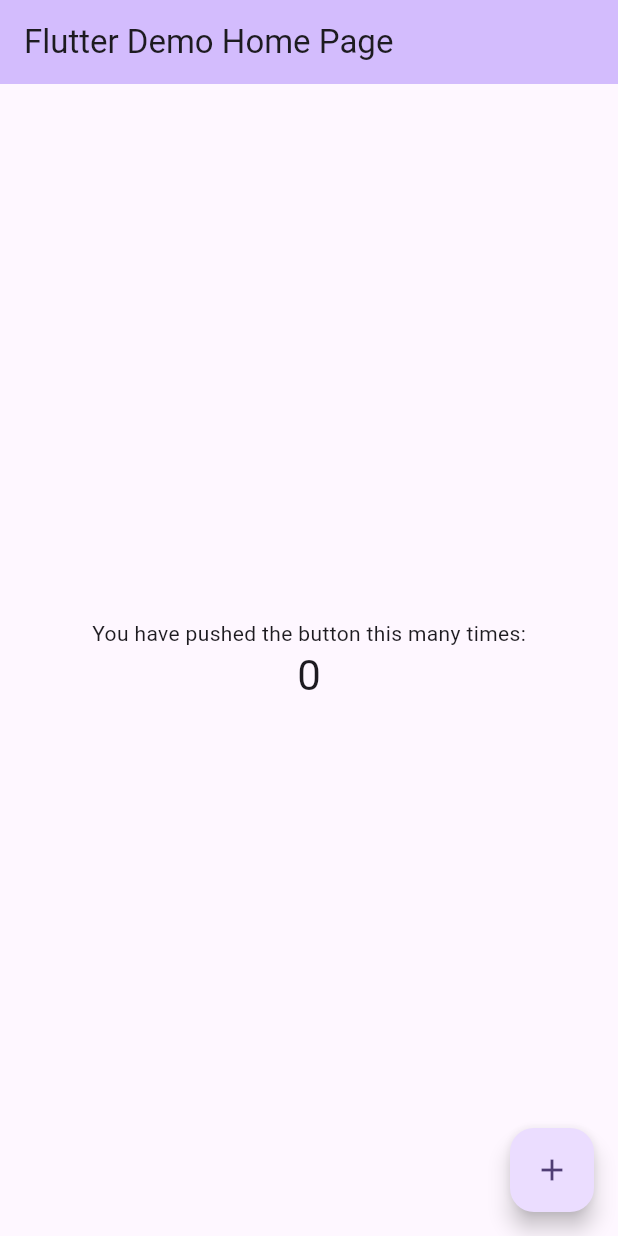
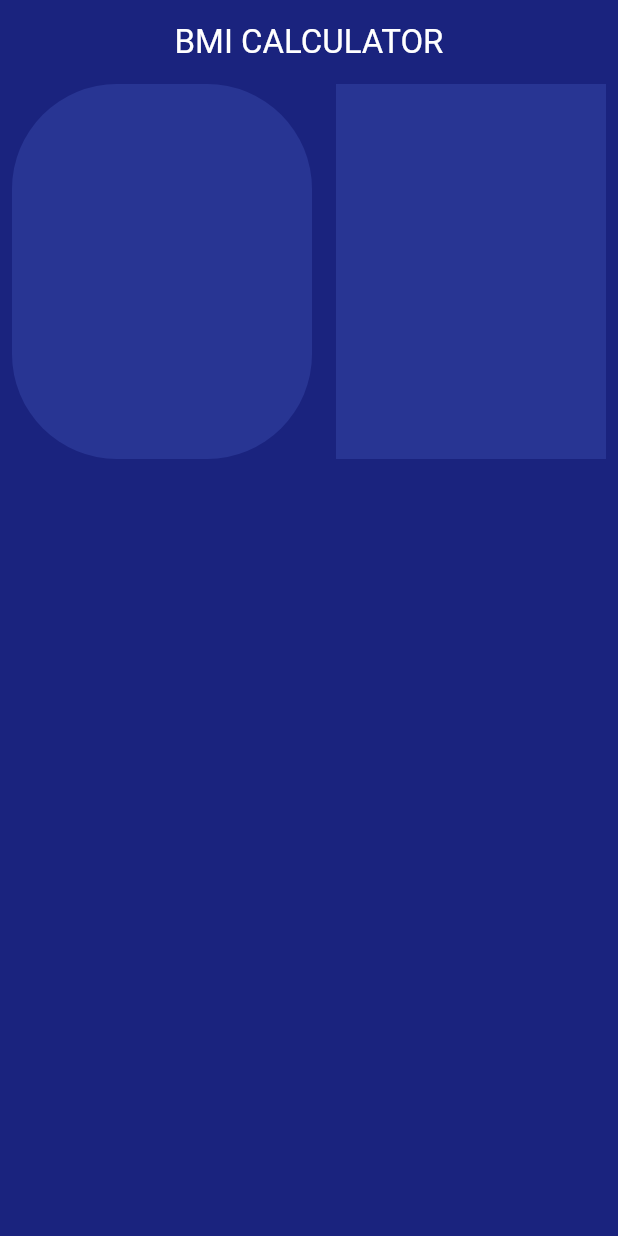
Before and after one commit to kareem-nehad/bmi_amit, a Flutter app: the screen it shows after launch, on a phone screen of 412 x 824 dp. Run offline on Flutter 3.47's test engine with Material 3 defaults, Android fonts, the phone set to English and light mode, and no system bars.

Commit message:
started calculater

```diff
--- /dev/null
+++ b/lib/calculater_page.dart
@@ -0,0 +1,45 @@
+import 'package:flutter/material.dart';
+
+class Calculatorpage extends StatelessWidget {
+  const Calculatorpage({super.key});
+
+  @override
+  Widget build(BuildContext context) {
+    return Scaffold(
+      backgroundColor: Colors.indigo[900],
+      appBar: AppBar(
+        title: const Text(
+            'BMI CALCULATOR',
+          style: TextStyle(
+            color: Colors.white,
+          ),
+        ),
+        centerTitle: true,
+        backgroundColor: Colors.indigo[900],
+      ),
+      body: Column(
+        mainAxisAlignment: MainAxisAlignment.start,
+        children: [
+          Row(
+            mainAxisAlignment: MainAxisAlignment.spaceAround,
+            children: [
+              Container(
+                height: 250,
+                width: 200,
+                decoration: BoxDecoration(
+                    color: Colors.indigo[800],
+                  borderRadius: BorderRadius.circular(70)
+                ),
+              ),
+              Container(
+                height: 250,
+                width: 180,
+                color: Colors.indigo[800],
+              )
+            ],
+          )
+        ],
+      )
+    );
+  }
+}
--- a/lib/main.dart
+++ b/lib/main.dart
@@ -1,125 +1,26 @@
+import 'package:bmi_amit/calculater_page.dart';
 import 'package:flutter/material.dart';
 
 void main() {
-  runApp(const MyApp());
+  runApp(const BMIAPP());
 }
 
-class MyApp extends StatelessWidget {
-  const MyApp({super.key});
+class BMIAPP extends StatelessWidget {
+  const BMIAPP({super.key});
 
   // This widget is the root of your application.
   @override
   Widget build(BuildContext context) {
     return MaterialApp(
-      title: 'BMI Demo',
+      title: 'BMI APP',
       theme: ThemeData(
-        // This is the theme of your application.
-        //
-        // TRY THIS: Try running your application with "flutter run". You'll see
-        // the application has a purple toolbar. Then, without quitting the app,
-        // try changing the seedColor in the colorScheme below to Colors.green
-        // and then invoke "hot reload" (save your changes or press the "hot
-        // reload" button in a Flutter-supported IDE, or press "r" if you used
-        // the command line to start the app).
-        //
-        // Notice that the counter didn't reset back to zero; the application
-        // state is not lost during the reload. To reset the state, use hot
-        // restart instead.
-        //
-        // This works for code too, not just values: Most code changes can be
-        // tested with just a hot reload.
         colorScheme: ColorScheme.fromSeed(seedColor: Colors.deepPurple),
         useMaterial3: true,
       ),
-      home: const MyHomePage(title: 'Flutter Demo Home Page'),
+      initialRoute: '/',
+      routes: {
+        '/' : (context) => const Calculatorpage(),
+      }
     );
   }
 }
-
-class MyHomePage extends StatefulWidget {
-  const MyHomePage({super.key, required this.title});
-
-  // This widget is the home page of your application. It is stateful, meaning
-  // that it has a State object (defined below) that contains fields that affect
-  // how it looks.
-
-  // This class is the configuration for the state. It holds the values (in this
-  // case the title) provided by the parent (in this case the App widget) and
-  // used by the build method of the State. Fields in a Widget subclass are
-  // always marked "final".
-
-  final String title;
-
-  @override
-  State<MyHomePage> createState() => _MyHomePageState();
-}
-
-class _MyHomePageState extends State<MyHomePage> {
-  int _counter = 0;
-
-  void _incrementCounter() {
-    setState(() {
-      // This call to setState tells the Flutter framework that something has
-      // changed in this State, which causes it to rerun the build method below
-      // so that the display can reflect the updated values. If we changed
-      // _counter without calling setState(), then the build method would not be
-      // called again, and so nothing would appear to happen.
-      _counter++;
-    });
-  }
-
-  @override
-  Widget build(BuildContext context) {
-    // This method is rerun every time setState is called, for instance as done
-    // by the _incrementCounter method above.
-    //
-    // The Flutter framework has been optimized to make rerunning build methods
-    // fast, so that you can just rebuild anything that needs updating rather
-    // than having to individually change instances of widgets.
-    return Scaffold(
-      appBar: AppBar(
-        // TRY THIS: Try changing the color here to a specific color (to
-        // Colors.amber, perhaps?) and trigger a hot reload to see the AppBar
-        // change color while the other colors stay the same.
-        backgroundColor: Theme.of(context).colorScheme.inversePrimary,
-        // Here we take the value from the MyHomePage object that was created by
-        // the App.build method, and use it to set our appbar title.
-        title: Text(widget.title),
-      ),
-      body: Center(
-        // Center is a layout widget. It takes a single child and positions it
-        // in the middle of the parent.
-        child: Column(
-          // Column is also a layout widget. It takes a list of children and
-          // arranges them vertically. By default, it sizes itself to fit its
-          // children horizontally, and tries to be as tall as its parent.
-          //
-          // Column has various properties to control how it sizes itself and
-          // how it positions its children. Here we use mainAxisAlignment to
-          // center the children vertically; the main axis here is the vertical
-          // axis because Columns are vertical (the cross axis would be
-          // horizontal).
-          //
-          // TRY THIS: Invoke "debug painting" (choose the "Toggle Debug Paint"
-          // action in the IDE, or press "p" in the console), to see the
-          // wireframe for each widget.
-          mainAxisAlignment: MainAxisAlignment.center,
-          children: <Widget>[
-            const Text(
-              'You have pushed the button this many times:',
-            ),
-            Text(
-              '$_counter',
-              style: Theme.of(context).textTheme.headlineMedium,
-            ),
-          ],
-        ),
-      ),
-      floatingActionButton: FloatingActionButton(
-        onPressed: _incrementCounter,
-        tooltip: 'Increment',
-        child: const Icon(Icons.add),
-      ), // This trailing comma makes auto-formatting nicer for build methods.
-    );
-  }
-}
```
Also changed, not shown: 2 other files.
